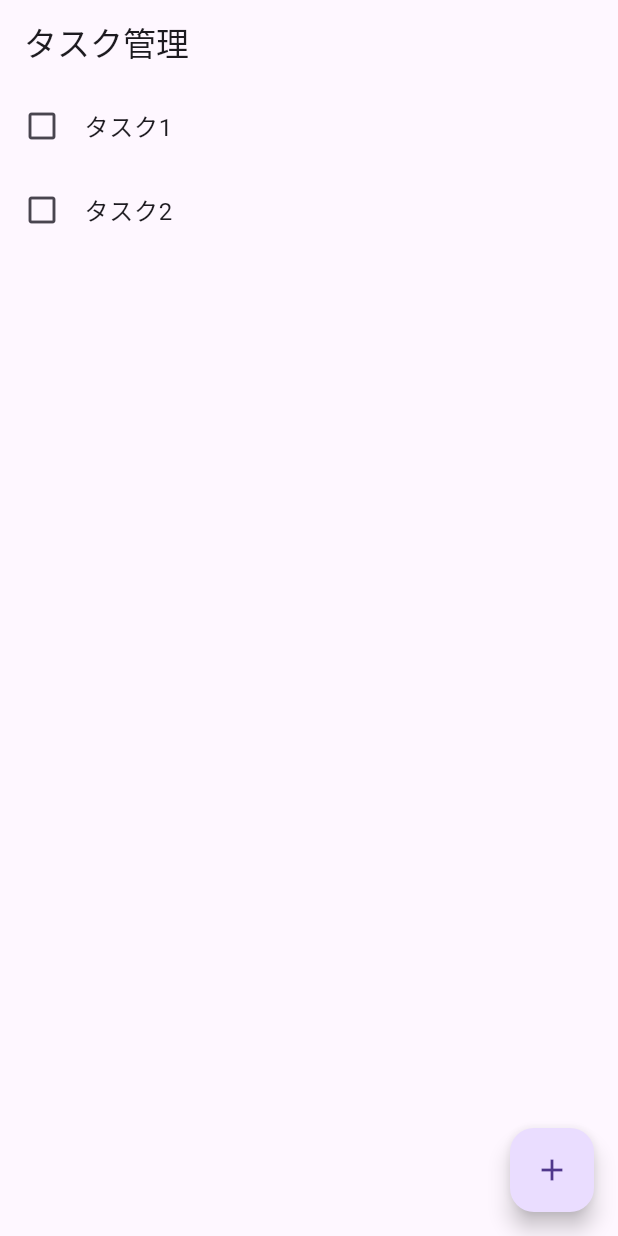
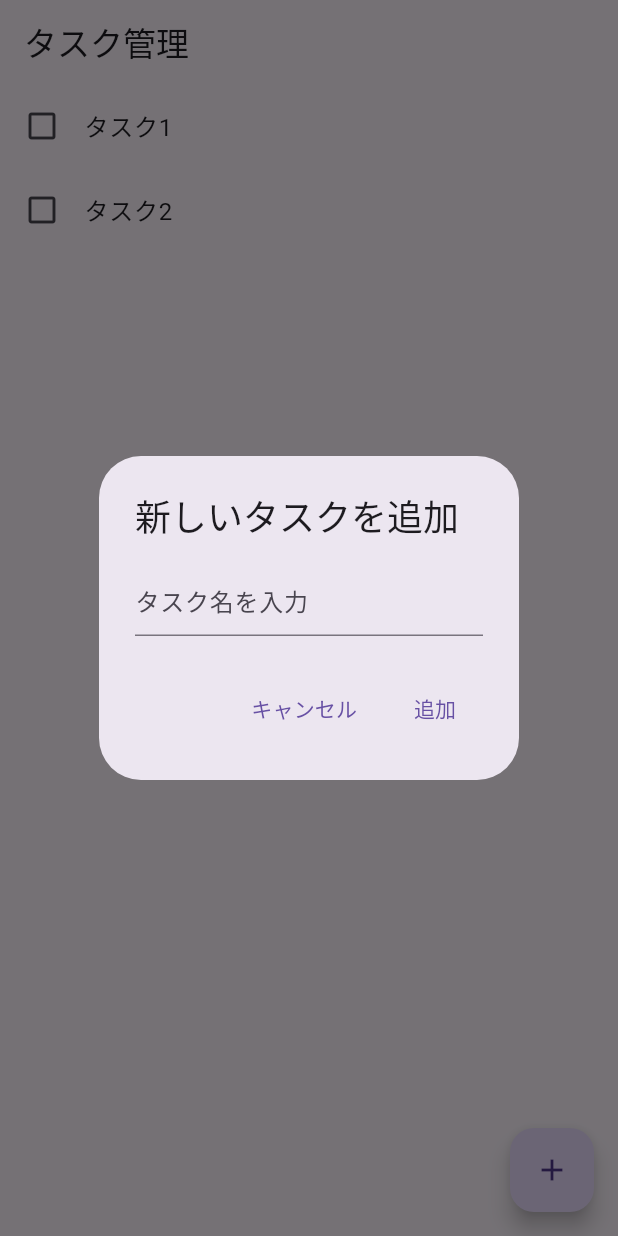
Before and after one commit to swawa-yu/flutter-demo-2024-10-17, a Flutter app: the screen it shows after launch, after a tap on the "add" icon, on a phone screen of 412 x 824 dp. Run offline on Flutter 3.47's test engine with Material 3 defaults, Android fonts, the phone set to English and light mode, and no system bars.

Commit message:
タスク追加用のダイアログを表示

```diff
--- a/lib/main.dart
+++ b/lib/main.dart
@@ -20,6 +20,40 @@ class TaskManagerHomePage extends StatefulWidget {
 }
 
 class _TaskManagerHomePageState extends State<TaskManagerHomePage> {
+  List<String> _tasks = [];
+
+  void _displayAddTaskDialog(BuildContext context) {
+    TextEditingController taskController = TextEditingController();
+    showDialog(
+        context: context,
+        builder: (BuildContext context) {
+          return AlertDialog(
+            title: Text('新しいタスクを追加'),
+            content: TextField(
+              controller: taskController,
+              decoration: InputDecoration(hintText: 'タスク名を入力'),
+            ),
+            actions: <Widget>[
+              TextButton(
+                child: Text('キャンセル'),
+                onPressed: () {
+                  Navigator.of(context).pop();
+                },
+              ),
+              TextButton(
+                child: Text('追加'),
+                onPressed: () {
+                  setState(() {
+                    _tasks.add(taskController.text);
+                  });
+                  Navigator.of(context).pop();
+                },
+              )
+            ],
+          );
+        });
+  }
+
   @override
   Widget build(BuildContext context) {
     return Scaffold(
@@ -34,7 +68,7 @@ class _TaskManagerHomePageState extends State<TaskManagerHomePage> {
       ]),
       floatingActionButton: FloatingActionButton(
         onPressed: () {
-          // タスク追加の処理をここに書く
+          _displayAddTaskDialog(context);
         },
         child: Icon(Icons.add),
         tooltip: 'タスクを追加',
```
